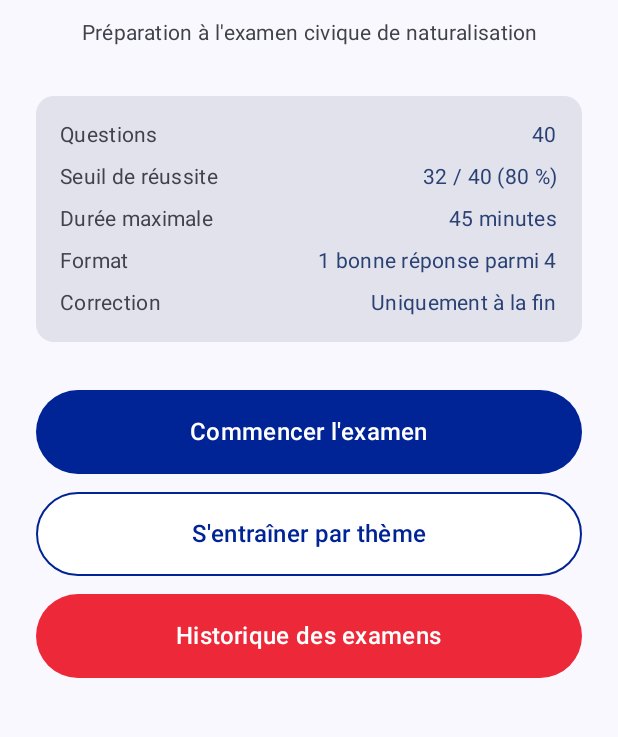
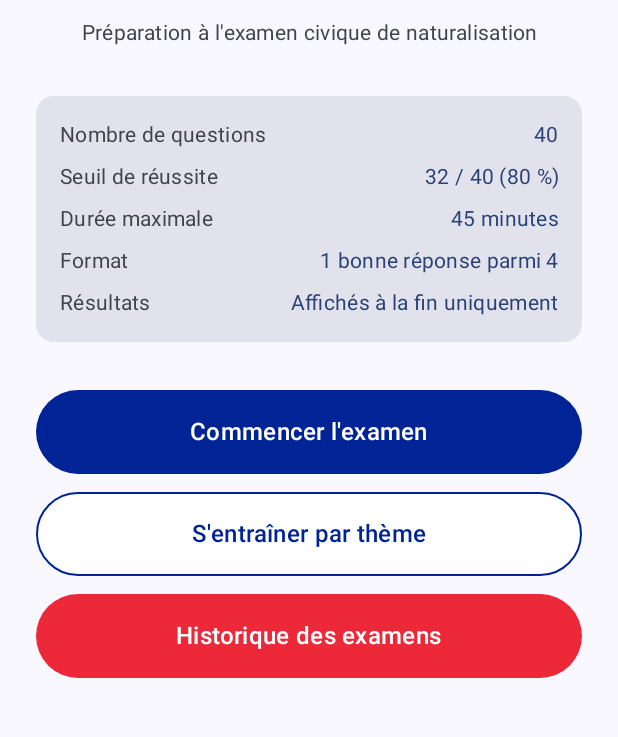
Before and after one commit to borisboiakki/QCM_France, an Android app built with Jetpack Compose: the screen it shows after launch (MainActivity), on a phone screen of 412 x 824 dp, the part 404-1141 px from its top. Run offline under Robolectric (Android 15) with nearby library versions, the phone set to English and light mode, and no system bars; our stand-ins replace Dagger/Hilt's generated code, Room's generated code; pictures from the network do not load.

```diff
--- a/app/src/main/java/com/example/qcmfrance/ui/screen/HomeScreen.kt
+++ b/app/src/main/java/com/example/qcmfrance/ui/screen/HomeScreen.kt
@@ -167,11 +167,11 @@ fun HomeScreen(
                     modifier = Modifier.padding(16.dp),
                     verticalArrangement = Arrangement.spacedBy(8.dp)
                 ) {
-                    RuleRow(label = "Questions",          value = "40")
-                    RuleRow(label = "Seuil de réussite",  value = "32 / 40 (80 %)")
-                    RuleRow(label = "Durée maximale",     value = "45 minutes")
-                    RuleRow(label = "Format",             value = "1 bonne réponse parmi 4")
-                    RuleRow(label = "Correction",         value = "Uniquement à la fin")
+                    RuleRow(label = "Nombre de questions", value = "40")
+                    RuleRow(label = "Seuil de réussite",   value = "32 / 40 (80 %)")
+                    RuleRow(label = "Durée maximale",      value = "45 minutes")
+                    RuleRow(label = "Format",              value = "1 bonne réponse parmi 4")
+                    RuleRow(label = "Résultats",           value = "Affichés à la fin uniquement")
                 }
             }
 
@@ -238,13 +238,20 @@ fun HomeScreen(
 private fun RuleRow(label: String, value: String) {
     Row(
         modifier = Modifier.fillMaxWidth(),
-        horizontalArrangement = Arrangement.SpaceBetween
+        horizontalArrangement = Arrangement.SpaceBetween,
+        verticalAlignment = Alignment.Top
     ) {
-        Text(text = label, style = MaterialTheme.typography.bodyMedium)
+        Text(
+            text = label,
+            style = MaterialTheme.typography.bodyMedium,
+            modifier = Modifier.weight(1f)
+        )
+        Spacer(modifier = Modifier.width(8.dp))
         Text(
             text = value,
             style = MaterialTheme.typography.bodyMedium,
-            color = MaterialTheme.colorScheme.primary
+            color = MaterialTheme.colorScheme.primary,
+            textAlign = TextAlign.End
         )
     }
 }
```
